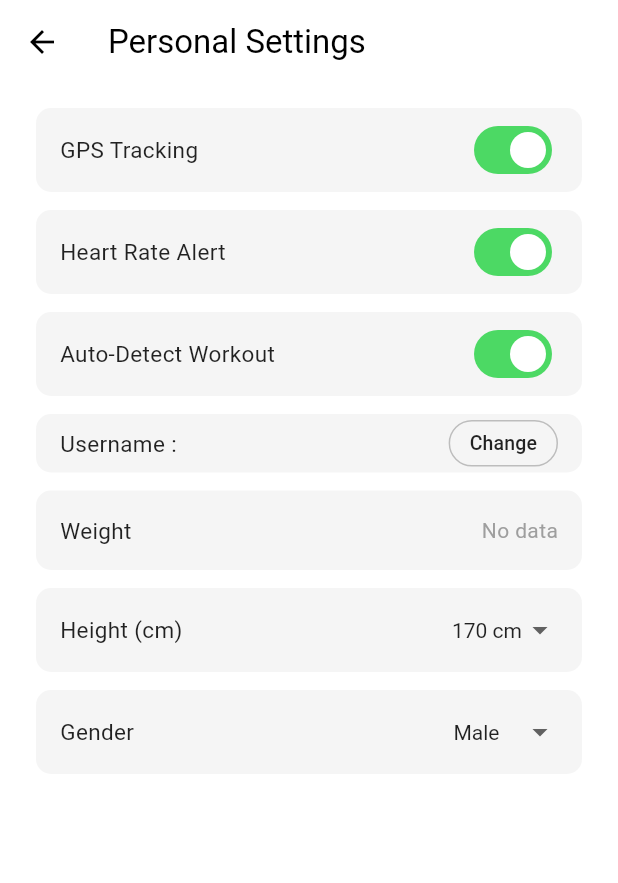
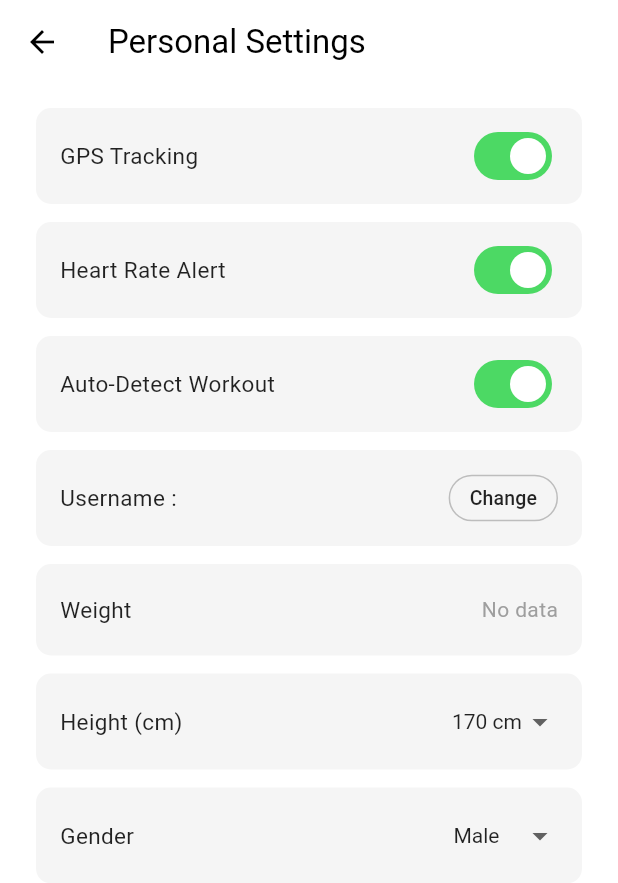
Before and after one commit to LucasLau11/mad_asgm_test, a Flutter app: the AnalyticsPersonalSettingsView screen opened directly, on a phone screen of 412 x 824 dp. Shown: the top 883 px of the screen. Run offline on Flutter 3.47's test engine with Material 3 defaults, Android fonts, the phone set to English and light mode, and no system bars; our stand-ins replace camera, flutter_local_notifications, flutter_map, geolocator, image_picker, latlong2 and 5 more; missing offline and left inert: flutter_foreground_task, google_mlkit_pose_detection, tflite_flutter; accounts and stored records are empty; Roboto replaces fonts that are missing (SF Pro Display).

Commit message:
small fixes

```diff
--- a/lib/views/analytic_view/analytics_personal_settings_view.dart
+++ b/lib/views/analytic_view/analytics_personal_settings_view.dart
@@ -94,8 +94,11 @@ class _AnalyticsPersonalSettingsViewState
                 const SizedBox(height: 12),
                 _card(
                   cardColor: cardColor,
+                  child: SizedBox(
+                    height: 48,
                     child: Row(
                       mainAxisAlignment: MainAxisAlignment.spaceBetween,
+                      crossAxisAlignment: CrossAxisAlignment.center,
                       children: [
                         Text('Username : ${appState.username}',
                             style: TextStyle(fontSize: 15, color: textColor)),
@@ -117,6 +120,7 @@ class _AnalyticsPersonalSettingsViewState
                           const Text('Change', style: TextStyle(fontSize: 13)),
                         ),
                       ],
+                    ),
                   ),
                 ),
                 const SizedBox(height: 12),
@@ -176,7 +180,7 @@ class _AnalyticsPersonalSettingsViewState
   Widget _card({required Widget child, required Color cardColor}) {
     return Container(
       width: double.infinity,
-      padding: const EdgeInsets.symmetric(horizontal: 16, vertical: 4),
+      padding: const EdgeInsets.symmetric(horizontal: 16, vertical: 8),
       decoration: BoxDecoration(
           color: cardColor, borderRadius: BorderRadius.circular(10)),
       child: child,
```
Also changed, not shown: lib/views/analytic_view/analytics_view.dart (+11 -5 lines). Lines whose indentation alone changed are shown as unchanged.
